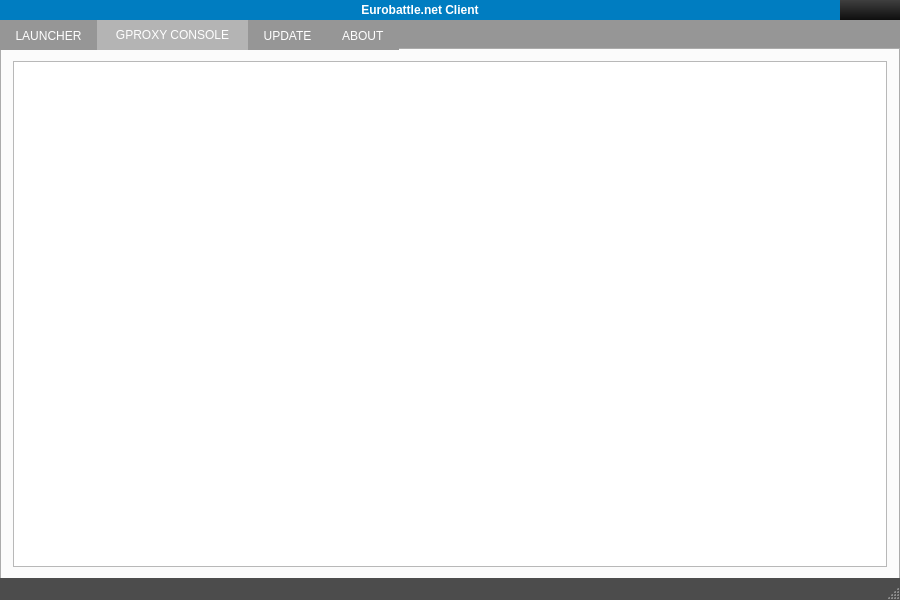
Before: the Qt Designer form xpam/mainwindow.ui in cen1/xpam-client, drawn with Qt 5.
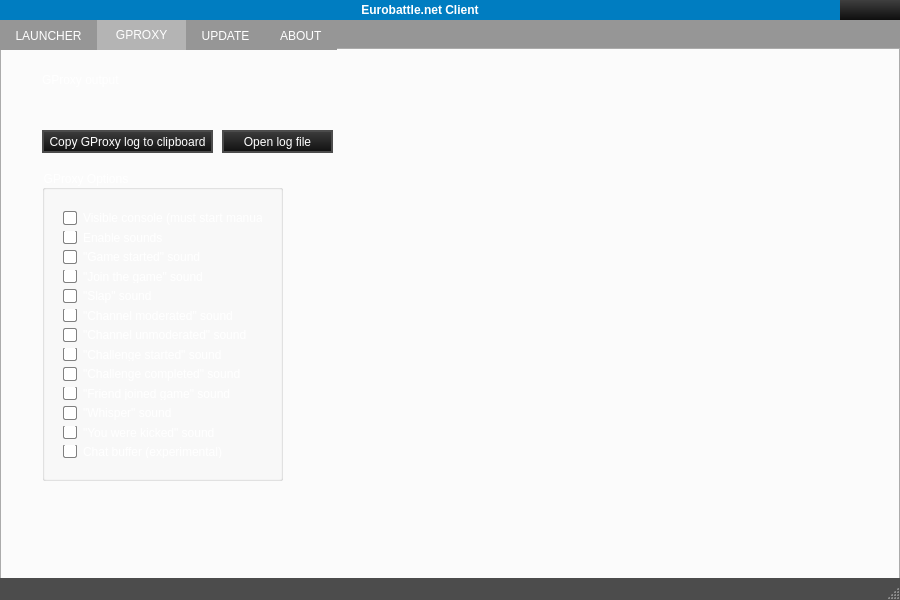
After: the same form once the commit is applied. The open tabs and pages were chosen to show the change. Icons and pictures are not drawn.

Diff of the .ui file:
```diff
--- a/xpam/mainwindow.ui
+++ b/xpam/mainwindow.ui
@@ -81,6 +81,10 @@
   background: qlineargradient(x1:0, y1:0, x2:0, y2:1, stop:0 rgba(84,84,84,1), stop:1 rgba(14,14,14,1));
 }
 
+QGroupBox {
+  color: white;
+}
+
 #logoBar {
   background-color: #007dc1;
   text-align: center;
@@ -95,7 +99,7 @@
   width: 10%;
 }
 
-.a {
+a {
  color: #007dc1;
 }
 
@@ -577,20 +581,240 @@
           </sizepolicy>
          </property>
          <attribute name="title">
-          <string>  GPROXY CONSOLE  </string>
+          <string>  GPROXY  </string>
          </attribute>
-         <layout class="QHBoxLayout" name="horizontalLayout_2">
-          <item>
-           <widget class="QTextBrowser" name="textBrowser">
-            <property name="sizePolicy">
-             <sizepolicy hsizetype="Expanding" vsizetype="Expanding">
-              <horstretch>0</horstretch>
-              <verstretch>0</verstretch>
-             </sizepolicy>
-            </property>
-           </widget>
-          </item>
-         </layout>
+         <widget class="QLabel" name="preloaderLabel1">
+          <property name="geometry">
+           <rect>
+            <x>20</x>
+            <y>20</y>
+            <width>16</width>
+            <height>16</height>
+           </rect>
+          </property>
+          <property name="text">
+           <string/>
+          </property>
+         </widget>
+         <widget class="QLabel" name="labelGproxyout">
+          <property name="geometry">
+           <rect>
+            <x>40</x>
+            <y>20</y>
+            <width>581</width>
+            <height>21</height>
+           </rect>
+          </property>
+          <property name="text">
+           <string>GProxy output</string>
+          </property>
+          <property name="textInteractionFlags">
+           <set>Qt::LinksAccessibleByMouse|Qt::TextSelectableByMouse</set>
+          </property>
+         </widget>
+         <widget class="QLabel" name="labelGproxywarnings">
+          <property name="geometry">
+           <rect>
+            <x>40</x>
+            <y>50</y>
+            <width>841</width>
+            <height>20</height>
+           </rect>
+          </property>
+          <property name="text">
+           <string/>
+          </property>
+          <property name="textFormat">
+           <enum>Qt::RichText</enum>
+          </property>
+          <property name="openExternalLinks">
+           <bool>true</bool>
+          </property>
+          <property name="textInteractionFlags">
+           <set>Qt::TextBrowserInteraction</set>
+          </property>
+         </widget>
+         <widget class="QPushButton" name="pushButton">
+          <property name="geometry">
+           <rect>
+            <x>40</x>
+            <y>80</y>
+            <width>171</width>
+            <height>23</height>
+           </rect>
+          </property>
+          <property name="text">
+           <string>Copy GProxy log to clipboard</string>
+          </property>
+         </widget>
+         <widget class="QPushButton" name="pushButton_2">
+          <property name="geometry">
+           <rect>
+            <x>220</x>
+            <y>80</y>
+            <width>111</width>
+            <height>23</height>
+           </rect>
+          </property>
+          <property name="text">
+           <string>Open log file</string>
+          </property>
+         </widget>
+         <widget class="QGroupBox" name="gpoptionsgroupBox">
+          <property name="geometry">
+           <rect>
+            <x>40</x>
+            <y>120</y>
+            <width>241</width>
+            <height>311</height>
+           </rect>
+          </property>
+          <property name="styleSheet">
+           <string notr="true"/>
+          </property>
+          <property name="title">
+           <string>GProxy Options</string>
+          </property>
+          <widget class="QWidget" name="layoutWidget">
+           <property name="geometry">
+            <rect>
+             <x>10</x>
+             <y>30</y>
+             <width>221</width>
+             <height>269</height>
+            </rect>
+           </property>
+           <layout class="QVBoxLayout" name="verticalLayout_2">
+            <item>
+             <widget class="QCheckBox" name="checkBox_console">
+              <property name="layoutDirection">
+               <enum>Qt::LeftToRight</enum>
+              </property>
+              <property name="text">
+               <string>Visible console (must start manually)</string>
+              </property>
+             </widget>
+            </item>
+            <item>
+             <widget class="QCheckBox" name="checkBox_option_sounds">
+              <property name="layoutDirection">
+               <enum>Qt::LeftToRight</enum>
+              </property>
+              <property name="text">
+               <string>Enable sounds</string>
+              </property>
+             </widget>
+            </item>
+            <item>
+             <widget class="QCheckBox" name="checkBox_sound_1">
+              <property name="layoutDirection">
+               <enum>Qt::LeftToRight</enum>
+              </property>
+              <property name="text">
+               <string>&quot;Game started&quot; sound</string>
+              </property>
+             </widget>
+            </item>
+            <item>
+             <widget class="QCheckBox" name="checkBox_sound_2">
+              <property name="layoutDirection">
+               <enum>Qt::LeftToRight</enum>
+              </property>
+              <property name="text">
+               <string>&quot;Join the game&quot; sound</string>
+              </property>
+             </widget>
+            </item>
+            <item>
+             <widget class="QCheckBox" name="checkBox_sound_3">
+              <property name="layoutDirection">
+               <enum>Qt::LeftToRight</enum>
+              </property>
+              <property name="text">
+               <string>&quot;Slap&quot; sound</string>
+              </property>
+             </widget>
+            </item>
+            <item>
+             <widget class="QCheckBox" name="checkBox_sound_4">
+              <property name="layoutDirection">
+               <enum>Qt::LeftToRight</enum>
+              </property>
+              <property name="text">
+               <string>&quot;Channel moderated&quot; sound</string>
+              </property>
+             </widget>
+            </item>
+            <item>
+             <widget class="QCheckBox" name="checkBox_sound_5">
+              <property name="layoutDirection">
+               <enum>Qt::LeftToRight</enum>
+              </property>
+              <property name="text">
+               <string>&quot;Channel unmoderated&quot; sound</string>
+              </property>
+             </widget>
+            </item>
+            <item>
+             <widget class="QCheckBox" name="checkBox_sound_6">
+              <property name="layoutDirection">
+               <enum>Qt::LeftToRight</enum>
+              </property>
+              <property name="text">
+               <string>&quot;Challenge started&quot; sound</string>
+              </property>
+             </widget>
+            </item>
+            <item>
+             <widget class="QCheckBox" name="checkBox_sound_7">
+              <property name="layoutDirection">
+               <enum>Qt::LeftToRight</enum>
+              </property>
+              <property name="text">
+               <string>&quot;Challenge completed&quot; sound</string>
+              </property>
+             </widget>
+            </item>
+            <item>
+             <widget class="QCheckBox" name="checkBox_sound_8">
+              <property name="layoutDirection">
+               <enum>Qt::LeftToRight</enum>
+              </property>
+              <property name="text">
+               <string>&quot;Friend joined game&quot; sound</string>
+              </property>
+             </widget>
+            </item>
+            <item>
+             <widget class="QCheckBox" name="checkBox_sound_9">
+              <property name="text">
+               <string>&quot;Whisper&quot; sound</string>
+              </property>
+             </widget>
+            </item>
+            <item>
+             <widget class="QCheckBox" name="checkBox_sound_10">
+              <property name="layoutDirection">
+               <enum>Qt::LeftToRight</enum>
+              </property>
+              <property name="text">
+               <string>&quot;You were kicked&quot; sound</string>
+              </property>
+             </widget>
+            </item>
+            <item>
+             <widget class="QCheckBox" name="checkBox_chatbuffer">
+              <property name="layoutDirection">
+               <enum>Qt::LeftToRight</enum>
+              </property>
+              <property name="text">
+               <string>Chat buffer (experimental)</string>
+              </property>
+             </widget>
+            </item>
+           </layout>
+          </widget>
+         </widget>
         </widget>
         <widget class="QWidget" name="tab2">
          <property name="sizePolicy">
```
Left out of the diff: 13 changed lines with no effect on the pictures.
